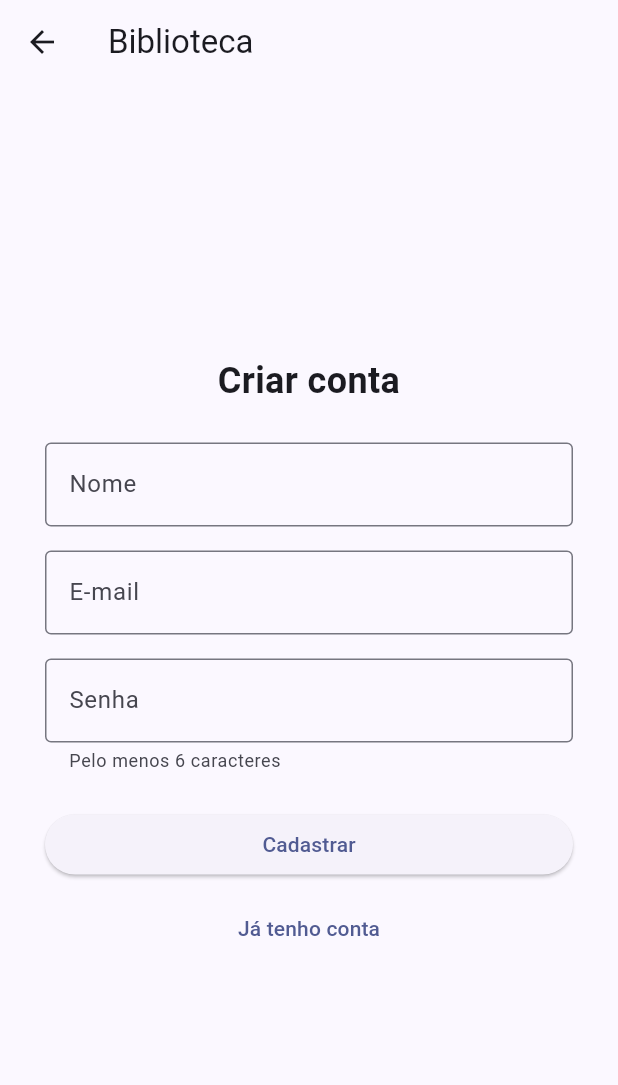
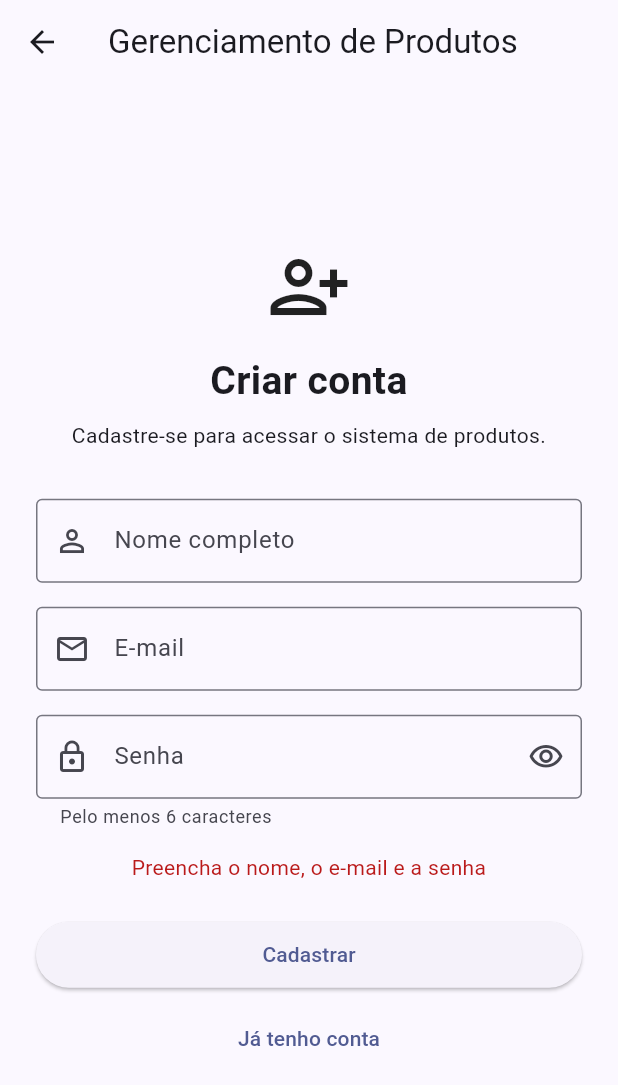
Before and after one commit to AugustoSussa/precut, a Flutter app: the CadastroScreen screen opened by its route, after a tap on "Cadastrar", on a phone screen of 412 x 824 dp. Shown: the top 1085 px of the screen. Run offline on Flutter 3.47's test engine with Material 3 defaults, Android fonts, the phone set to English and light mode, and no system bars; accounts and stored records are empty.

Commit message:
o cadastro pelo app

```diff
--- a/frontend/lib/repositories/usuario_repository.dart
+++ b/frontend/lib/repositories/usuario_repository.dart
@@ -6,6 +6,15 @@ import '../models/usuario.dart';
 
 // Onde a API roda: o uvicorn, na porta de sempre.
 const enderecoDaApi = 'http://127.0.0.1:8000';
+
+// A API disse não: o código HTTP e a frase que ela mandou, já em texto simples.
+// É a língua do repositório; quem decide o que a tela mostra é o service.
+class RecusaDaApi implements Exception {
+  RecusaDaApi(this.status, this.mensagem);
+
+  final int status;
+  final String mensagem;
+}
 
 // A camada de dados: o único lugar do app que sabe endereço, HTTP e JSON.
 // No backend, o repository fala com o banco; aqui, ele fala com a API.
@@ -28,12 +37,41 @@ class UsuarioRepository {
     return corpo['access_token'];
   }
 
+  // Cria a conta: o POST /usuarios/, com os dados em JSON no corpo do pedido.
+  // A API responde 201 e o usuário criado; qualquer outra resposta vira uma
+  // RecusaDaApi, com a frase que a API mandou.
+  Future<Usuario> cadastrar(String nome, String email, String senha) async {
+    final resposta = await cliente.post(
+      Uri.parse('$enderecoDaApi/usuarios/'),
+      headers: {'Content-Type': 'application/json'},
+      body: jsonEncode({'nome': nome, 'email': email, 'senha': senha}),
+    );
+    if (resposta.statusCode != 201) {
+      throw RecusaDaApi(resposta.statusCode, _frase(resposta.body));
+    }
+    return Usuario.fromJson(jsonDecode(resposta.body));
+  }
+
   // Pergunta quem é o dono do token. O token vai no cabeçalho do pedido.
   Future<Usuario> quemSouEu(String token) async {
     final resposta = await cliente.get(
       Uri.parse('$enderecoDaApi/usuarios/eu'),
       headers: {'Authorization': 'Bearer $token'},
     );
+    if (resposta.statusCode != 200) {
+      throw RecusaDaApi(resposta.statusCode, _frase(resposta.body));
+    }
     return Usuario.fromJson(jsonDecode(resposta.body));
   }
+
+  // Tira do JSON de erro a frase que vale mostrar. O "detail" é um texto
+  // (no 409) ou uma lista, com um item por campo errado (no 422).
+  String _frase(String corpo) {
+    final detalhe = jsonDecode(corpo)['detail'];
+    if (detalhe is String) {
+      return detalhe;
+    }
+    final primeiro = detalhe[0];
+    return '${primeiro['loc'].last}: ${primeiro['msg']}';
+  }
 }
--- a/frontend/lib/screens/cadastro_screen.dart
+++ b/frontend/lib/screens/cadastro_screen.dart
@@ -1,57 +1,205 @@
+
 import 'package:flutter/material.dart';
+import 'package:provider/provider.dart';
 
-class CadastroScreen extends StatelessWidget {
+import '../routes.dart';
+import '../services/sessao_service.dart';
+
+class CadastroScreen extends StatefulWidget {
   const CadastroScreen({super.key});
+
+  @override
+  State<CadastroScreen> createState() => _CadastroScreenState();
+}
+
+class _CadastroScreenState extends State<CadastroScreen> {
+  final nome = TextEditingController();
+  final email = TextEditingController();
+  final senha = TextEditingController();
+
+  bool carregando = false;
+  bool mostrarSenha = false;
+  String? erro;
+
+  Future<void> cadastrar() async {
+    if (carregando) return;
+
+    setState(() {
+      carregando = true;
+      erro = null;
+    });
+
+    try {
+      await context.read<SessaoService>().cadastrar(
+        nome.text.trim(),
+        email.text.trim(),
+        senha.text,
+      );
+
+      if (!mounted) return;
+
+      Navigator.pushNamedAndRemoveUntil(
+        context,
+        AppRoutes.inicio,
+        (rota) => false,
+      );
+    } on ErroDeCadastro catch (e) {
+      if (!mounted) return;
+
+      setState(() {
+        erro = e.mensagem;
+      });
+    } catch (e) {
+      if (!mounted) return;
+
+      setState(() {
+        erro = 'Ocorreu um erro inesperado. Tente novamente.';
+      });
+    } finally {
+      if (mounted) {
+        setState(() {
+          carregando = false;
+        });
+      }
+    }
+  }
+
+  @override
+  void dispose() {
+    nome.dispose();
+    email.dispose();
+    senha.dispose();
+    super.dispose();
+  }
 
   @override
   Widget build(BuildContext context) {
     return Scaffold(
-      appBar: AppBar(title: const Text('Biblioteca')),
+      appBar: AppBar(
+        title: const Text('Gerenciamento de Produtos'),
+      ),
       body: Center(
         child: SingleChildScrollView(
-          child: Container(
+          padding: const EdgeInsets.all(24),
+          child: ConstrainedBox(
             constraints: const BoxConstraints(maxWidth: 400),
-            padding: const EdgeInsets.all(24),
             child: Column(
               crossAxisAlignment: CrossAxisAlignment.stretch,
               children: [
+                const Icon(
+                  Icons.person_add_alt_1_outlined,
+                  size: 56,
+                ),
+                const SizedBox(height: 16),
                 const Text(
                   'Criar conta',
                   textAlign: TextAlign.center,
-                  style: TextStyle(fontSize: 24, fontWeight: FontWeight.bold),
+                  style: TextStyle(
+                    fontSize: 26,
+                    fontWeight: FontWeight.bold,
+                  ),
                 ),
-                const SizedBox(height: 24),
-                const TextField(
-                  decoration: InputDecoration(
-                    labelText: 'Nome',
+                const SizedBox(height: 8),
+                const Text(
+                  'Cadastre-se para acessar o sistema de produtos.',
+                  textAlign: TextAlign.center,
+                ),
+                const SizedBox(height: 32),
+
+                TextField(
+                  controller: nome,
+                  enabled: !carregando,
+                  textCapitalization: TextCapitalization.words,
+                  decoration: const InputDecoration(
+                    labelText: 'Nome completo',
+                    prefixIcon: Icon(Icons.person_outline),
                     border: OutlineInputBorder(),
                   ),
                 ),
+
                 const SizedBox(height: 16),
-                const TextField(
-                  decoration: InputDecoration(
+
+                TextField(
+                  controller: email,
+                  enabled: !carregando,
+                  keyboardType: TextInputType.emailAddress,
+                  autocorrect: false,
+                  decoration: const InputDecoration(
                     labelText: 'E-mail',
+                    prefixIcon: Icon(Icons.email_outlined),
                     border: OutlineInputBorder(),
                   ),
-                  keyboardType: TextInputType.emailAddress,
                 ),
+
                 const SizedBox(height: 16),
-                const TextField(
+
+                TextField(
+                  controller: senha,
+                  enabled: !carregando,
+                  obscureText: !mostrarSenha,
                   decoration: InputDecoration(
                     labelText: 'Senha',
                     helperText: 'Pelo menos 6 caracteres',
-                    border: OutlineInputBorder(),
+                    prefixIcon: const Icon(Icons.lock_outline),
+                    border: const OutlineInputBorder(),
+                    suffixIcon: IconButton(
+                      onPressed: () {
+                        setState(() {
+                          mostrarSenha = !mostrarSenha;
+                        });
+                      },
+                      icon: Icon(
+                        mostrarSenha
+                            ? Icons.visibility_off_outlined
+                            : Icons.visibility_outlined,
+                      ),
+                    ),
                   ),
-                  obscureText: true,
                 ),
+
+                if (erro != null) ...[
+                  const SizedBox(height: 16),
+                  Text(
+                    erro!,
+                    textAlign: TextAlign.center,
+                    style: TextStyle(
+                      color: Theme.of(context).colorScheme.error,
+                    ),
+                  ),
+                ],
+
                 const SizedBox(height: 24),
+
                 ElevatedButton(
-                  onPressed: () {},
-                  child: const Text('Cadastrar'),
+                  onPressed: carregando ? null : cadastrar,
+                  child: Padding(
+                    padding: const EdgeInsets.symmetric(
+                      vertical: 12,
+                    ),
+                    child: carregando
+                        ? const SizedBox(
+                            height: 20,
+                            width: 20,
+                            child: CircularProgressIndicator(
+                              strokeWidth: 2,
+                            ),
+                          )
+                        : const Text('Cadastrar'),
+                  ),
                 ),
+
                 const SizedBox(height: 8),
+
                 TextButton(
-                  onPressed: () {},
+                  onPressed: carregando
+                      ? null
+                      : () {
+                          Navigator.pushNamedAndRemoveUntil(
+                            context,
+                            AppRoutes.login,
+                            (rota) => false,
+                          );
+                        },
                   child: const Text('Já tenho conta'),
                 ),
               ],
--- a/frontend/lib/services/sessao_service.dart
+++ b/frontend/lib/services/sessao_service.dart
@@ -3,15 +3,18 @@ import 'package:flutter/foundation.dart';
 import '../models/usuario.dart';
 import '../repositories/usuario_repository.dart';
 
-// Erro de autenticação com mensagem para a tela exibir.
 class ErroDeLogin implements Exception {
   ErroDeLogin(this.mensagem);
 
   final String mensagem;
 }
 
-// Camada de negócio responsável pela autenticação e pela sessão.
-// Não conhece telas nem executa requisições HTTP diretamente.
+class ErroDeCadastro implements Exception {
+  ErroDeCadastro(this.mensagem);
+
+  final String mensagem;
+}
+
 class SessaoService extends ChangeNotifier {
   SessaoService(this.repositorio);
 
@@ -20,50 +23,78 @@ class SessaoService extends ChangeNotifier {
   String? token;
   Usuario? usuario;
 
-  // Indica se existe um token na sessão.
-  bool get logado => token != null;
+  bool get logado => token != null && usuario != null;
 
-  // Autentica o usuário e carrega seus dados.
   Future<void> entrar(String email, String senha) async {
-    if (email.trim().isEmpty || senha.isEmpty) {
-      throw ErroDeLogin('Preencha o e-mail e a senha.');
+    email = email.trim();
+
+    if (email.isEmpty || senha.trim().isEmpty) {
+      throw ErroDeLogin('Preencha o e-mail e a senha');
     }
 
-    String? recebido;
+    try {
+      final recebido = await repositorio.entrar(email, senha);
 
-    try {
-      recebido = await repositorio.entrar(
-        email.trim(),
-        senha,
-      );
-    } catch (_) {
+      if (recebido == null) {
+        throw ErroDeLogin('E-mail ou senha incorretos');
+      }
+
+      final quem = await repositorio.quemSouEu(recebido);
+
+      token = recebido;
+      usuario = quem;
+
+      notifyListeners();
+    } on ErroDeLogin {
+      rethrow;
+    } on RecusaDaApi catch (e) {
+      throw ErroDeLogin(e.mensagem);
+    } catch (e) {
       throw ErroDeLogin(
         'Não consegui falar com a API. Verifique se o servidor está rodando.',
       );
     }
+  }
 
-    if (recebido == null) {
-      throw ErroDeLogin('E-mail ou senha incorretos.');
-    }
+  Future<void> cadastrar(
+    String nome,
+    String email,
+    String senha,
+  ) async {
+    nome = nome.trim();
+    email = email.trim();
 
-    Usuario? quem;
-
-    try {
-      quem = await repositorio.quemSouEu(recebido);
-    } catch (_) {
-      throw ErroDeLogin(
-        'Não foi possível carregar os dados do usuário.',
+    if (nome.isEmpty || email.isEmpty || senha.trim().isEmpty) {
+      throw ErroDeCadastro(
+        'Preencha o nome, o e-mail e a senha',
       );
     }
 
-    // Atualiza a sessão somente após carregar os dados.
-    token = recebido;
-    usuario = quem;
+    try {
+      await repositorio.cadastrar(nome, email, senha);
 
-    notifyListeners();
+      await entrar(email, senha);
+    } on RecusaDaApi catch (e) {
+      if (e.status == 409) {
+        throw ErroDeCadastro(
+          'Já existe uma conta com este e-mail',
+        );
+      }
+
+      throw ErroDeCadastro(e.mensagem);
+    } on ErroDeLogin {
+      throw ErroDeCadastro(
+        'Conta criada, mas não consegui entrar. Tente pelo login.',
+      );
+    } on ErroDeCadastro {
+      rethrow;
+    } catch (e) {
+      throw ErroDeCadastro(
+        'Não consegui falar com a API. Verifique se o servidor está rodando.',
+      );
+    }
   }
 
-  // Encerra a sessão atual.
   void sair() {
     token = null;
     usuario = null;
```
